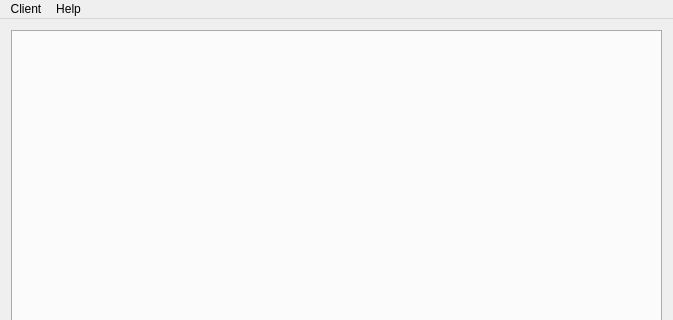
First picture: the form in client/mainwindow.ui, repository garretraziel/icp, before the edit; both pictures show x 0 to 673 and y 0 to 320 of the 673 by 672 pixel window.
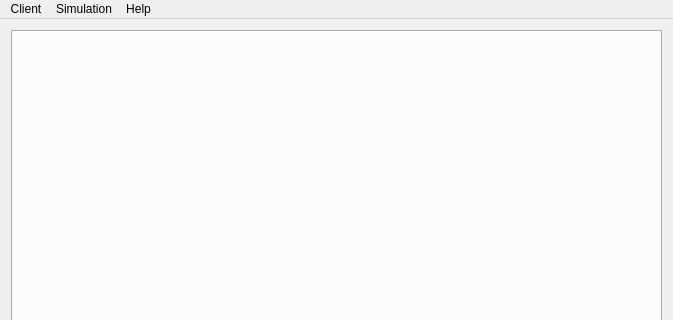
Second picture: the form after the edit.

What changed in the file:
```diff
--- a/client/mainwindow.ui
+++ b/client/mainwindow.ui
@@ -129,7 +129,7 @@
      <x>0</x>
      <y>0</y>
      <width>673</width>
-     <height>22</height>
+     <height>20</height>
     </rect>
    </property>
    <widget class="QMenu" name="menuFile">
@@ -149,7 +149,14 @@
     </property>
     <addaction name="actionAbout"/>
    </widget>
+   <widget class="QMenu" name="menuSimulation">
+    <property name="title">
+     <string>Simulation</string>
+    </property>
+    <addaction name="actionEdit_Properties"/>
+   </widget>
    <addaction name="menuFile"/>
+   <addaction name="menuSimulation"/>
    <addaction name="menuHelp"/>
   </widget>
   <widget class="QStatusBar" name="statusBar"/>
```
Left out of the diff: 13 changed lines with no effect on the pictures.
